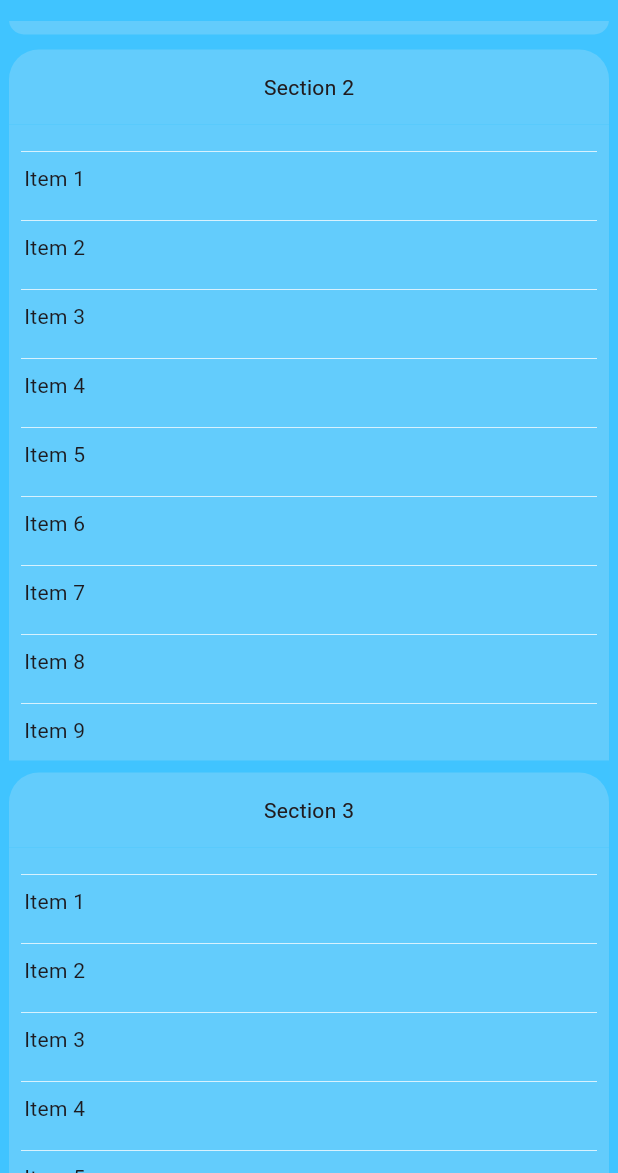
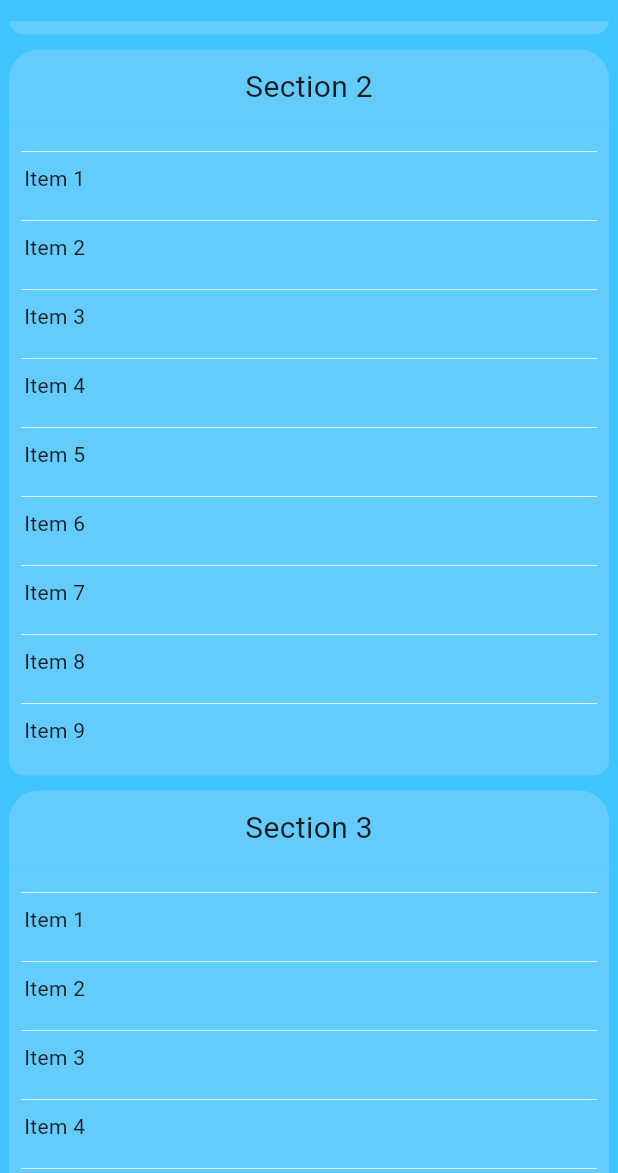
Before and after one commit to leobellejoseph/ios_weather, a Flutter app: the screen it shows after launch, scrolled down 576 dp, on a phone screen of 412 x 824 dp, the part 63-1236 px from its top. Run offline on Flutter 3.47's test engine with Material 3 defaults, Android fonts, the phone set to English and light mode, and no system bars.

Commit message:
Fix: implemented footer for all child slivers

```diff
--- a/lib/screen/home_screen.dart
+++ b/lib/screen/home_screen.dart
@@ -31,6 +31,7 @@ class _HomeScreenState extends State<HomeScreen> {
             flexibleSpace: Text('test'),
           ),
           SliverMainAxisGroup(slivers: [
+            SliverMainAxisGroup(slivers: [
               SliverPinnedPersistentHeader(
                 delegate: SliverHeaderDelegate(title: 'Section 1', backgroundColor: _backgroundColor),
               ),
@@ -54,96 +55,185 @@ class _HomeScreenState extends State<HomeScreen> {
               SliverPinnedPersistentFooter(delegate: SliverFooterDelegate(title: '')),
             ]),
             const SliverToBoxAdapter(child: SizedBox(height: 10)),
+          ]), // Section 1
+          SliverMainAxisGroup(slivers: [
             SliverMainAxisGroup(slivers: [
               SliverPinnedPersistentHeader(
                 delegate: SliverHeaderDelegate(title: 'Section 2', backgroundColor: _backgroundColor),
               ),
               SliverPadding(
-              padding: const EdgeInsets.only(bottom: 8, left: 6, right: 6),
+                padding: const EdgeInsets.only(left: 6, right: 6),
                 sliver: _getDecoratedSliverList(10),
               ),
             ]),
+            const SliverMainAxisGroup(slivers: [
+              SliverPinnedPersistentFooter(delegate: SliverFooterDelegate(title: '')),
+            ]),
+            const SliverToBoxAdapter(child: SizedBox(height: 10)),
+          ]), // Section 2
+          SliverMainAxisGroup(slivers: [
             SliverMainAxisGroup(slivers: [
               SliverPinnedPersistentHeader(
                 delegate: SliverHeaderDelegate(title: 'Section 3', backgroundColor: _backgroundColor),
               ),
               SliverPadding(
-              padding: const EdgeInsets.only(bottom: 8, left: 6, right: 6),
+                padding: const EdgeInsets.only(left: 6, right: 6),
                 sliver: _getDecoratedSliverList(10),
               ),
             ]),
+            const SliverMainAxisGroup(slivers: [
+              SliverPinnedPersistentFooter(delegate: SliverFooterDelegate(title: '')),
+            ]),
+            const SliverToBoxAdapter(child: SizedBox(height: 10)),
+          ]), //Section 3
           SliverCrossAxisGroup(slivers: [
+            SliverMainAxisGroup(
+              slivers: [
                 SliverMainAxisGroup(slivers: [
                   SliverPinnedPersistentHeader(
                     delegate: SliverHeaderDelegate(title: 'Section 4', backgroundColor: _backgroundColor),
                   ),
                   SliverPadding(
-                padding: const EdgeInsets.only(bottom: 8, left: 6, right: 6),
+                    padding: const EdgeInsets.only(left: 6, right: 6),
                     sliver: _getDecoratedSliverList(10),
                   ),
                 ]),
+                const SliverMainAxisGroup(slivers: [
+                  SliverPinnedPersistentFooter(delegate: SliverFooterDelegate(title: '')),
+                ]),
+                const SliverToBoxAdapter(child: SizedBox(height: 10)),
+              ],
+            ), // Section 4
+            SliverMainAxisGroup(slivers: [
               SliverMainAxisGroup(slivers: [
                 SliverPersistentHeader(
                   pinned: true,
                   delegate: SliverHeaderDelegate(title: 'Section 5', backgroundColor: _backgroundColor),
                 ),
                 SliverPadding(
-                padding: const EdgeInsets.only(bottom: 8, left: 6, right: 6),
+                  padding: const EdgeInsets.only(left: 6, right: 6),
                   sliver: _getDecoratedSliverList(10),
                 ),
               ]),
+              const SliverMainAxisGroup(slivers: [
+                SliverPinnedPersistentFooter(delegate: SliverFooterDelegate(title: '')),
               ]),
+              const SliverToBoxAdapter(child: SizedBox(height: 10)),
+            ]),
+          ]), // Section 4 and 5
           SliverCrossAxisGroup(slivers: [
+            SliverMainAxisGroup(slivers: [
               SliverMainAxisGroup(slivers: [
                 SliverPinnedPersistentHeader(
                   delegate: SliverHeaderDelegate(title: 'Section 6', backgroundColor: _backgroundColor),
                 ),
                 SliverPadding(
-                padding: const EdgeInsets.only(bottom: 8, left: 6, right: 6),
+                  padding: const EdgeInsets.only(left: 6, right: 6),
                   sliver: _getDecoratedSliverList(10),
                 ),
               ]),
+              const SliverMainAxisGroup(slivers: [
+                SliverPinnedPersistentFooter(delegate: SliverFooterDelegate(title: '')),
+              ]),
+              const SliverToBoxAdapter(child: SizedBox(height: 10)),
+            ]),
+            SliverMainAxisGroup(slivers: [
               SliverMainAxisGroup(slivers: [
                 SliverPersistentHeader(
                   pinned: true,
                   delegate: SliverHeaderDelegate(title: 'Section 7', backgroundColor: _backgroundColor),
                 ),
                 SliverPadding(
-                padding: const EdgeInsets.only(bottom: 8, left: 6, right: 6),
+                  padding: const EdgeInsets.only(left: 6, right: 6),
                   sliver: _getDecoratedSliverList(10),
                 ),
               ]),
+              const SliverMainAxisGroup(slivers: [
+                SliverPinnedPersistentFooter(delegate: SliverFooterDelegate(title: '')),
               ]),
+              const SliverToBoxAdapter(child: SizedBox(height: 10)),
+            ]),
+          ]), // Section 6 and 7
+          SliverMainAxisGroup(slivers: [
             SliverMainAxisGroup(slivers: [
               SliverPinnedPersistentHeader(
                 delegate: SliverHeaderDelegate(title: 'Section 8', backgroundColor: _backgroundColor),
               ),
               SliverPadding(
-              padding: const EdgeInsets.only(bottom: 8, left: 6, right: 6),
+                padding: const EdgeInsets.only(left: 6, right: 6),
                 sliver: _getDecoratedSliverList(10),
               ),
             ]),
-          SliverCrossAxisGroup(slivers: [
+            const SliverMainAxisGroup(slivers: [
+              SliverPinnedPersistentFooter(delegate: SliverFooterDelegate(title: '')),
+            ]),
+            const SliverToBoxAdapter(child: SizedBox(height: 10)),
+          ]), // Section 8
           SliverMainAxisGroup(slivers: [
-              SliverPinnedPersistentHeader(
+            SliverMainAxisGroup(slivers: [
+              SliverPersistentHeader(
+                pinned: true,
                 delegate: SliverHeaderDelegate(title: 'Section 9', backgroundColor: _backgroundColor),
               ),
               SliverPadding(
-                padding: const EdgeInsets.only(bottom: 8, left: 6, right: 6),
+                padding: const EdgeInsets.only(left: 6, right: 6),
                 sliver: _getDecoratedSliverList(10),
               ),
             ]),
+            const SliverMainAxisGroup(slivers: [
+              SliverPinnedPersistentFooter(delegate: SliverFooterDelegate(title: '')),
+            ]),
+            const SliverToBoxAdapter(child: SizedBox(height: 10)),
+          ]), // Section 9
+          SliverCrossAxisGroup(slivers: [
+            SliverMainAxisGroup(slivers: [
+              SliverMainAxisGroup(slivers: [
+                SliverPinnedPersistentHeader(
+                  delegate: SliverHeaderDelegate(title: 'Section 10', backgroundColor: _backgroundColor),
+                ),
+                SliverPadding(
+                  padding: const EdgeInsets.only(left: 6, right: 6),
+                  sliver: _getDecoratedSliverList(10),
+                ),
+              ]),
+              const SliverMainAxisGroup(slivers: [
+                SliverPinnedPersistentFooter(delegate: SliverFooterDelegate(title: '')),
+              ]),
+              const SliverToBoxAdapter(child: SizedBox(height: 10)),
+            ]),
+            SliverMainAxisGroup(slivers: [
               SliverMainAxisGroup(slivers: [
                 SliverPersistentHeader(
                   pinned: true,
-                delegate: SliverHeaderDelegate(title: 'Section 10', backgroundColor: _backgroundColor),
+                  delegate: SliverHeaderDelegate(title: 'Section 11', backgroundColor: _backgroundColor),
                 ),
                 SliverPadding(
-                padding: const EdgeInsets.only(bottom: 8, left: 6, right: 6),
+                  padding: const EdgeInsets.only(left: 6, right: 6),
                   sliver: _getDecoratedSliverList(10),
                 ),
               ]),
+              const SliverMainAxisGroup(slivers: [
+                SliverPinnedPersistentFooter(delegate: SliverFooterDelegate(title: '')),
               ]),
+              const SliverToBoxAdapter(child: SizedBox(height: 10)),
+            ]),
+          ]), // Section 10 and 11
+          SliverMainAxisGroup(slivers: [
+            SliverMainAxisGroup(slivers: [
+              SliverPersistentHeader(
+                pinned: true,
+                delegate: SliverHeaderDelegate(title: 'Section 11', backgroundColor: _backgroundColor),
+              ),
+              SliverPadding(
+                padding: const EdgeInsets.only(left: 6, right: 6),
+                sliver: _getDecoratedSliverList(10),
+              ),
+            ]),
+            const SliverMainAxisGroup(slivers: [
+              SliverPinnedPersistentFooter(delegate: SliverFooterDelegate(title: '')),
+            ]),
+            const SliverToBoxAdapter(child: SizedBox(height: 10)),
+          ]), // Section 12
         ],
       ),
     );
@@ -188,12 +278,9 @@ class SliverHeaderDelegate extends SliverPersistentHeaderDelegate {
     return Stack(
       fit: StackFit.expand,
       children: [
-        Container(
+        DecoratedBox(
           decoration: BoxDecoration(
             color: backgroundColor,
-          ),
-          child: Center(
-            child: Text(title),
           ),
         ),
         Padding(
@@ -206,7 +293,10 @@ class SliverHeaderDelegate extends SliverPersistentHeaderDelegate {
             width: double.infinity,
             height: headerHeight,
             child: Center(
-              child: Text(title),
+              child: Text(
+                title,
+                style: const TextStyle(fontSize: 20),
+              ),
             ),
           ),
         ),
```
Lines whose indentation alone changed are shown as unchanged.
